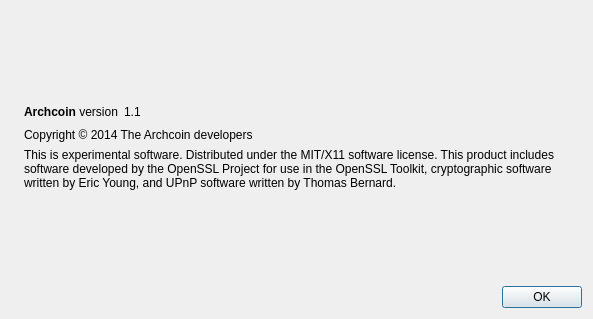
First picture: the form in src/qt/forms/aboutdialog.ui, repository EdgarSoares/ARCH, before the edit.
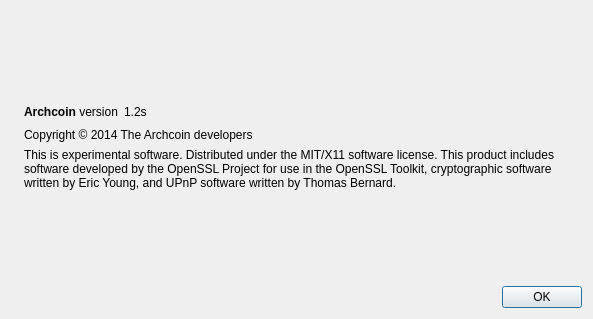
Second picture: the form after the edit. Icons and pictures are not drawn.

The edit to the form file:
```diff
--- a/src/qt/forms/aboutdialog.ui
+++ b/src/qt/forms/aboutdialog.ui
@@ -63,7 +63,7 @@
           <cursorShape>IBeamCursor</cursorShape>
          </property>
          <property name="text">
-          <string notr="true">1.1</string>
+          <string notr="true">1.2s</string>
          </property>
          <property name="textInteractionFlags">
           <set>Qt::LinksAccessibleByMouse|Qt::TextSelectableByKeyboard|Qt::TextSelectableByMouse</set>
```
